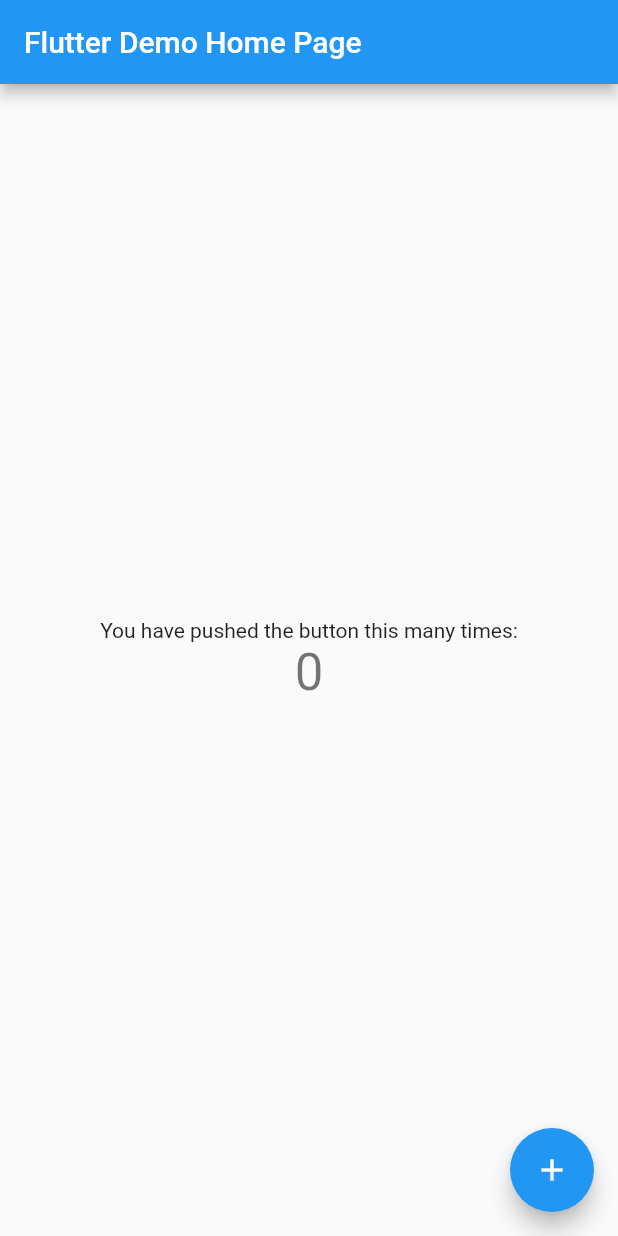
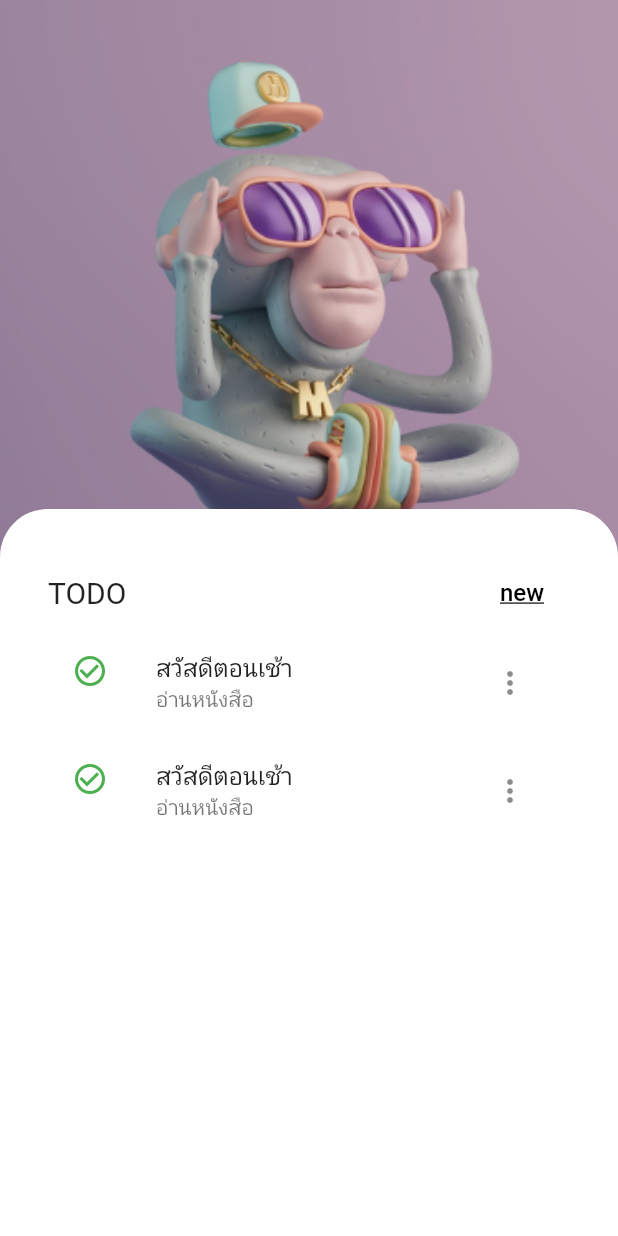
Before and after one commit to PattaraponLertratananont/todoForLearn, a Flutter app: the screen it shows after launch, on a phone screen of 412 x 824 dp. Run offline on Flutter 3.47's test engine with Material 2 defaults, Android fonts, the phone set to English and light mode, and no system bars; our stand-ins replace google_fonts; Roboto replaces fonts that are missing (Kanit).

Commit message:
home screen

```diff
--- a/lib/main.dart
+++ b/lib/main.dart
@@ -1,113 +1,21 @@
 import 'package:flutter/material.dart';
+import 'package:google_fonts/google_fonts.dart';
+import 'package:todo/screens/home.dart';
 
 void main() {
   runApp(MyApp());
 }
 
 class MyApp extends StatelessWidget {
-  // This widget is the root of your application.
   @override
   Widget build(BuildContext context) {
     return MaterialApp(
       title: 'Flutter Demo',
       theme: ThemeData(
-        // This is the theme of your application.
-        //
-        // Try running your application with "flutter run". You'll see the
-        // application has a blue toolbar. Then, without quitting the app, try
-        // changing the primarySwatch below to Colors.green and then invoke
-        // "hot reload" (press "r" in the console where you ran "flutter run",
-        // or simply save your changes to "hot reload" in a Flutter IDE).
-        // Notice that the counter didn't reset back to zero; the application
-        // is not restarted.
         primarySwatch: Colors.blue,
+        fontFamily: GoogleFonts.kanit().fontFamily,
       ),
-      home: MyHomePage(title: 'Flutter Demo Home Page'),
+      home: HomeScreen(),
     );
   }
 }
-
-class MyHomePage extends StatefulWidget {
-  MyHomePage({Key key, this.title}) : super(key: key);
-
-  // This widget is the home page of your application. It is stateful, meaning
-  // that it has a State object (defined below) that contains fields that affect
-  // how it looks.
-
-  // This class is the configuration for the state. It holds the values (in this
-  // case the title) provided by the parent (in this case the App widget) and
-  // used by the build method of the State. Fields in a Widget subclass are
-  // always marked "final".
-
-  final String title;
-
-  @override
-  _MyHomePageState createState() => _MyHomePageState();
-}
-
-class _MyHomePageState extends State<MyHomePage> {
-  int _counter = 0;
-
-  void _incrementCounter() {
-    setState(() {
-      // This call to setState tells the Flutter framework that something has
-      // changed in this State, which causes it to rerun the build method below
-      // so that the display can reflect the updated values. If we changed
-      // _counter without calling setState(), then the build method would not be
-      // called again, and so nothing would appear to happen.
-      _counter++;
-    });
-  }
-
-  @override
-  Widget build(BuildContext context) {
-    // This method is rerun every time setState is called, for instance as done
-    // by the _incrementCounter method above.
-    //
-    // The Flutter framework has been optimized to make rerunning build methods
-    // fast, so that you can just rebuild anything that needs updating rather
-    // than having to individually change instances of widgets.
-    return Scaffold(
-      appBar: AppBar(
-        // Here we take the value from the MyHomePage object that was created by
-        // the App.build method, and use it to set our appbar title.
-        title: Text(widget.title),
-      ),
-      body: Center(
-        // Center is a layout widget. It takes a single child and positions it
-        // in the middle of the parent.
-        child: Column(
-          // Column is also a layout widget. It takes a list of children and
-          // arranges them vertically. By default, it sizes itself to fit its
-          // children horizontally, and tries to be as tall as its parent.
-          //
-          // Invoke "debug painting" (press "p" in the console, choose the
-          // "Toggle Debug Paint" action from the Flutter Inspector in Android
-          // Studio, or the "Toggle Debug Paint" command in Visual Studio Code)
-          // to see the wireframe for each widget.
-          //
-          // Column has various properties to control how it sizes itself and
-          // how it positions its children. Here we use mainAxisAlignment to
-          // center the children vertically; the main axis here is the vertical
-          // axis because Columns are vertical (the cross axis would be
-          // horizontal).
-          mainAxisAlignment: MainAxisAlignment.center,
-          children: <Widget>[
-            Text(
-              'You have pushed the button this many times:',
-            ),
-            Text(
-              '$_counter',
-              style: Theme.of(context).textTheme.headline4,
-            ),
-          ],
-        ),
-      ),
-      floatingActionButton: FloatingActionButton(
-        onPressed: _incrementCounter,
-        tooltip: 'Increment',
-        child: Icon(Icons.add),
-      ), // This trailing comma makes auto-formatting nicer for build methods.
-    );
-  }
-}
--- /dev/null
+++ b/lib/screens/home.dart
@@ -0,0 +1,97 @@
+import 'package:flutter/material.dart';
+
+class HomeScreen extends StatefulWidget {
+  HomeScreen({Key key}) : super(key: key);
+
+  @override
+  _HomeScreenState createState() => _HomeScreenState();
+}
+
+class _HomeScreenState extends State<HomeScreen> {
+  @override
+  Widget build(BuildContext context) {
+    return Scaffold(
+      body: Container(
+        height: MediaQuery.of(context).size.height,
+        child: Stack(
+          children: [
+            Container(
+              width: MediaQuery.of(context).size.width,
+              child: Image.asset(
+                "assets/images/cover.png",
+                fit: BoxFit.cover,
+              ),
+            ),
+            Positioned(
+              bottom: 0,
+              child: Container(
+                height: MediaQuery.of(context).size.height / 1.7,
+                width: MediaQuery.of(context).size.width,
+                padding: EdgeInsets.all(32),
+                decoration: BoxDecoration(
+                  color: Colors.white,
+                  borderRadius: BorderRadius.only(
+                    topLeft: Radius.circular(32),
+                    topRight: Radius.circular(32),
+                  ),
+                ),
+                child: Column(
+                  children: [
+                    titleBar(),
+                    Container(
+                      child: ListView.builder(
+                        padding: EdgeInsets.zero,
+                        shrinkWrap: true,
+                        itemCount: 2,
+                        itemBuilder: (context, index) {
+                          return ListTile(
+                            leading: Icon(
+                              Icons.check_circle_outline,
+                              color: Colors.green,
+                            ),
+                            title: Text("สวัสดีตอนเช้า"),
+                            subtitle: Text("อ่านหนังสือ"),
+                            trailing: IconButton(
+                              padding: EdgeInsets.zero,
+                              icon: Icon(Icons.more_vert),
+                              onPressed: () {},
+                            ),
+                            onTap: () {},
+                          );
+                        },
+                      ),
+                    ),
+                  ],
+                ),
+              ),
+            ),
+          ],
+        ),
+      ),
+    );
+  }
+
+  Widget titleBar() {
+    return Row(
+      mainAxisAlignment: MainAxisAlignment.spaceBetween,
+      crossAxisAlignment: CrossAxisAlignment.center,
+      children: [
+        Text(
+          "TODO",
+          style: TextStyle(fontSize: 20),
+        ),
+        TextButton(
+          onPressed: () {},
+          child: Text(
+            "new",
+            style: TextStyle(
+              color: Colors.black,
+              fontSize: 16,
+              decoration: TextDecoration.underline,
+            ),
+          ),
+        ),
+      ],
+    );
+  }
+}
--- a/pubspec.yaml
+++ b/pubspec.yaml
@@ -28,6 +28,7 @@ dependencies:
   # The following adds the Cupertino Icons font to your application.
   # Use with the CupertinoIcons class for iOS style icons.
   cupertino_icons: ^1.0.2
+  google_fonts: ^2.0.0
 
 dev_dependencies:
   flutter_test:
@@ -45,9 +46,8 @@ flutter:
   uses-material-design: true
 
   # To add assets to your application, add an assets section, like this:
-  # assets:
-  #   - images/a_dot_burr.jpeg
-  #   - images/a_dot_ham.jpeg
+  assets:
+    - assets/images/
 
   # An image asset can refer to one or more resolution-specific "variants", see
   # https://flutter.dev/assets-and-images/#resolution-aware.
```
Also changed, not shown: assets/images/cover.png (added), pubspec.lock, 6 other files.
